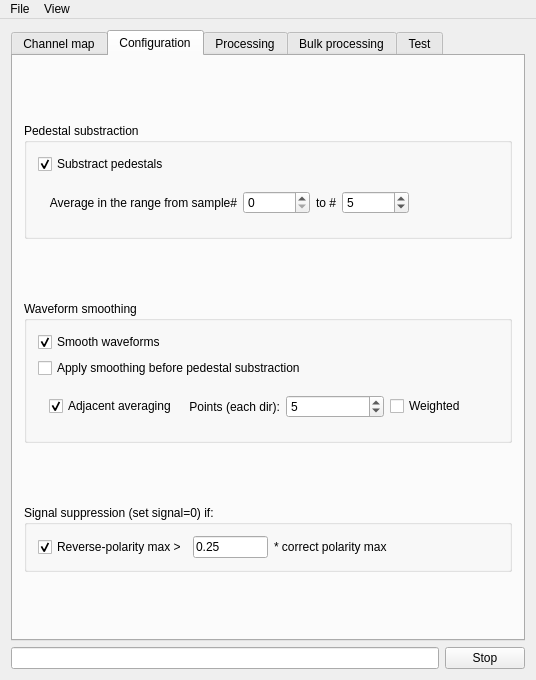
The window that GUI/mainwindow.ui (andrmor/TRB3reader) describes before a commit, drawn with Qt 5.
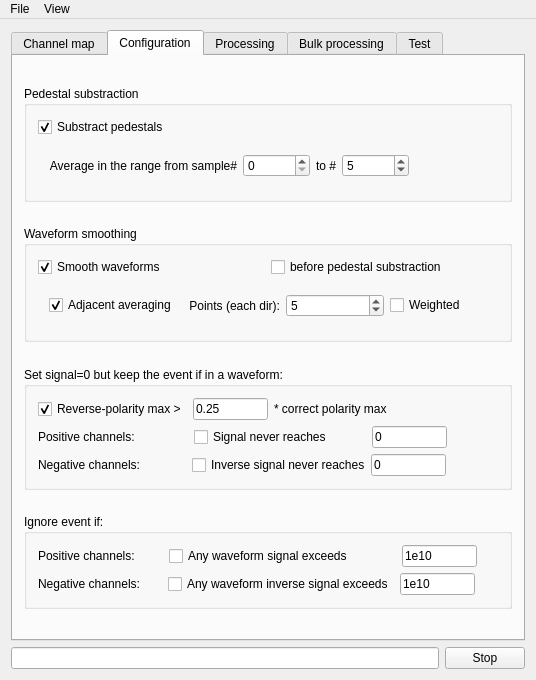
The same window after the commit. The open tabs and pages were chosen to show the change.

The edit to the form file:
```diff
--- a/GUI/mainwindow.ui
+++ b/GUI/mainwindow.ui
@@ -290,7 +290,7 @@
        <attribute name="title">
         <string>Configuration</string>
        </attribute>
-       <layout class="QVBoxLayout" name="verticalLayout_15">
+       <layout class="QVBoxLayout" name="verticalLayout_16">
         <item>
          <spacer name="verticalSpacer_11">
           <property name="orientation">
@@ -404,7 +404,7 @@
          </widget>
         </item>
         <item>
-         <spacer name="verticalSpacer_12">
+         <spacer name="verticalSpacer_13">
           <property name="orientation">
            <enum>Qt::Vertical</enum>
           </property>
@@ -423,24 +423,31 @@
           </property>
           <layout class="QVBoxLayout" name="verticalLayout_8">
            <item>
-            <widget class="QCheckBox" name="cbSmoothWaveforms">
-             <property name="text">
-              <string>Smooth waveforms</string>
+            <layout class="QHBoxLayout" name="horizontalLayout_24">
+             <property name="topMargin">
+              <number>0</number>
              </property>
-             <property name="checked">
-              <bool>true</bool>
-             </property>
-            </widget>
-           </item>
-           <item>
-            <widget class="QCheckBox" name="cbSmoothBeforePedestal">
-             <property name="text">
-              <string>Apply smoothing before pedestal substraction</string>
-             </property>
-             <property name="checked">
-              <bool>false</bool>
-             </property>
-            </widget>
+             <item>
+              <widget class="QCheckBox" name="cbSmoothWaveforms">
+               <property name="text">
+                <string>Smooth waveforms</string>
+               </property>
+               <property name="checked">
+                <bool>true</bool>
+               </property>
+              </widget>
+             </item>
+             <item>
+              <widget class="QCheckBox" name="cbSmoothBeforePedestal">
+               <property name="text">
+                <string>before pedestal substraction</string>
+               </property>
+               <property name="checked">
+                <bool>false</bool>
+               </property>
+              </widget>
+             </item>
+            </layout>
            </item>
            <item>
             <widget class="QFrame" name="frAdjAv">
@@ -514,7 +521,7 @@
          </widget>
         </item>
         <item>
-         <spacer name="verticalSpacer_13">
+         <spacer name="verticalSpacer_12">
           <property name="orientation">
            <enum>Qt::Vertical</enum>
           </property>
@@ -529,7 +536,7 @@
         <item>
          <widget class="QGroupBox" name="gbSignalRejection">
           <property name="title">
-           <string>Signal suppression (set signal=0) if:</string>
+           <string>Set signal=0 but keep the event if in a waveform:</string>
           </property>
           <layout class="QVBoxLayout" name="verticalLayout_7">
            <item>
@@ -552,6 +559,12 @@
                  <verstretch>0</verstretch>
                 </sizepolicy>
                </property>
+               <property name="minimumSize">
+                <size>
+                 <width>75</width>
+                 <height>0</height>
+                </size>
+               </property>
                <property name="maximumSize">
                 <size>
                  <width>75</width>
@@ -585,6 +598,310 @@
              </item>
             </layout>
            </item>
+           <item>
+            <layout class="QHBoxLayout" name="horizontalLayout_10">
+             <property name="spacing">
+              <number>0</number>
+             </property>
+             <item>
+              <widget class="QLabel" name="label_24">
+               <property name="text">
+                <string>Positive channels:  </string>
+               </property>
+              </widget>
+             </item>
+             <item>
+              <spacer name="horizontalSpacer_27">
+               <property name="orientation">
+                <enum>Qt::Horizontal</enum>
+               </property>
+               <property name="sizeHint" stdset="0">
+                <size>
+                 <width>40</width>
+                 <height>20</height>
+                </size>
+               </property>
+              </spacer>
+             </item>
+             <item>
+              <widget class="QCheckBox" name="cbPosThreshold">
+               <property name="sizePolicy">
+                <sizepolicy hsizetype="MinimumExpanding" vsizetype="Fixed">
+                 <horstretch>0</horstretch>
+                 <verstretch>0</verstretch>
+                </sizepolicy>
+               </property>
+               <property name="minimumSize">
+                <size>
+                 <width>0</width>
+                 <height>0</height>
+                </size>
+               </property>
+               <property name="text">
+                <string>Signal never reaches            </string>
+               </property>
+              </widget>
+             </item>
+             <item>
+              <widget class="QLineEdit" name="ledPosThresholdMin">
+               <property name="minimumSize">
+                <size>
+                 <width>75</width>
+                 <height>0</height>
+                </size>
+               </property>
+               <property name="maximumSize">
+                <size>
+                 <width>75</width>
+                 <height>16777215</height>
+                </size>
+               </property>
+               <property name="text">
+                <string>0</string>
+               </property>
+              </widget>
+             </item>
+             <item>
+              <spacer name="horizontalSpacer_29">
+               <property name="orientation">
+                <enum>Qt::Horizontal</enum>
+               </property>
+               <property name="sizeHint" stdset="0">
+                <size>
+                 <width>40</width>
+                 <height>20</height>
+                </size>
+               </property>
+              </spacer>
+             </item>
+            </layout>
+           </item>
+           <item>
+            <layout class="QHBoxLayout" name="horizontalLayout_3">
+             <property name="spacing">
+              <number>0</number>
+             </property>
+             <item>
+              <widget class="QLabel" name="label_25">
+               <property name="text">
+                <string>Negative channels:</string>
+               </property>
+              </widget>
+             </item>
+             <item>
+              <spacer name="horizontalSpacer_28">
+               <property name="orientation">
+                <enum>Qt::Horizontal</enum>
+               </property>
+               <property name="sizeHint" stdset="0">
+                <size>
+                 <width>40</width>
+                 <height>20</height>
+                </size>
+               </property>
+              </spacer>
+             </item>
+             <item>
+              <widget class="QCheckBox" name="cbNegThreshold">
+               <property name="sizePolicy">
+                <sizepolicy hsizetype="MinimumExpanding" vsizetype="Fixed">
+                 <horstretch>0</horstretch>
+                 <verstretch>0</verstretch>
+                </sizepolicy>
+               </property>
+               <property name="minimumSize">
+                <size>
+                 <width>0</width>
+                 <height>0</height>
+                </size>
+               </property>
+               <property name="text">
+                <string>Inverse signal never reaches</string>
+               </property>
+              </widget>
+             </item>
+             <item>
+              <widget class="QLineEdit" name="ledNegThresholdMin">
+               <property name="minimumSize">
+                <size>
+                 <width>75</width>
+                 <height>0</height>
+                </size>
+               </property>
+               <property name="maximumSize">
+                <size>
+                 <width>75</width>
+                 <height>16777215</height>
+                </size>
+               </property>
+               <property name="text">
+                <string>0</string>
+               </property>
+              </widget>
+             </item>
+             <item>
+              <spacer name="horizontalSpacer_30">
+               <property name="orientation">
+                <enum>Qt::Horizontal</enum>
+               </property>
+               <property name="sizeHint" stdset="0">
+                <size>
+                 <width>40</width>
+                 <height>20</height>
+                </size>
+               </property>
+              </spacer>
+             </item>
+            </layout>
+           </item>
+          </layout>
+         </widget>
+        </item>
+        <item>
+         <spacer name="verticalSpacer_18">
+          <property name="orientation">
+           <enum>Qt::Vertical</enum>
+          </property>
+          <property name="sizeHint" stdset="0">
+           <size>
+            <width>20</width>
+            <height>40</height>
+           </size>
+          </property>
+         </spacer>
+        </item>
+        <item>
+         <widget class="QGroupBox" name="groupBox">
+          <property name="title">
+           <string>Ignore event if:</string>
+          </property>
+          <layout class="QVBoxLayout" name="verticalLayout_15">
+           <item>
+            <layout class="QHBoxLayout" name="horizontalLayout_11">
+             <item>
+              <widget class="QLabel" name="label_28">
+               <property name="text">
+                <string>Positive channels:  </string>
+               </property>
+              </widget>
+             </item>
+             <item>
+              <spacer name="horizontalSpacer_31">
+               <property name="orientation">
+                <enum>Qt::Horizontal</enum>
+               </property>
+               <property name="sizeHint" stdset="0">
+                <size>
+                 <width>40</width>
+                 <height>20</height>
+                </size>
+               </property>
+              </spacer>
+             </item>
+             <item>
+              <widget class="QCheckBox" name="cbIgnorePosThreshold">
+               <property name="text">
+                <string>Any waveform signal exceeds             </string>
+               </property>
+              </widget>
+             </item>
+             <item>
+              <widget class="QLineEdit" name="ledPosIgnoreMax">
+               <property name="minimumSize">
+                <size>
+                 <width>75</width>
+                 <height>0</height>
+                </size>
+               </property>
+               <property name="maximumSize">
+                <size>
+                 <width>75</width>
+                 <height>16777215</height>
+                </size>
+               </property>
+               <property name="text">
+                <string>1e10</string>
+               </property>
+              </widget>
+             </item>
+             <item>
+              <spacer name="horizontalSpacer_32">
+               <property name="orientation">
+                <enum>Qt::Horizontal</enum>
+               </property>
+               <property name="sizeHint" stdset="0">
+                <size>
+                 <width>40</width>
+                 <height>20</height>
+                </size>
+               </property>
+              </spacer>
+             </item>
+            </layout>
+           </item>
+           <item>
+            <layout class="QHBoxLayout" name="horizontalLayout_14">
+             <item>
+              <widget class="QLabel" name="label_29">
+               <property name="text">
+                <string>Negative channels:</string>
+               </property>
+              </widget>
+             </item>
+             <item>
+              <spacer name="horizontalSpacer_33">
+               <property name="orientation">
+                <enum>Qt::Horizontal</enum>
+               </property>
+               <property name="sizeHint" stdset="0">
+                <size>
+                 <width>40</width>
+                 <height>20</height>
+                </size>
+               </property>
+              </spacer>
+             </item>
+             <item>
+              <widget class="QCheckBox" name="cbIgnoreNegThreshold">
+               <property name="text">
+                <string>Any waveform inverse signal exceeds</string>
+               </property>
+              </widget>
+             </item>
+             <item>
+              <widget class="QLineEdit" name="ledNegIgnoreMax">
+               <property name="minimumSize">
+                <size>
+                 <width>75</width>
+                 <height>0</height>
+                </size>
+               </property>
+               <property name="maximumSize">
+                <size>
+                 <width>75</width>
+                 <height>16777215</height>
+                </size>
+               </property>
+               <property name="text">
+                <string>1e10</string>
+               </property>
+              </widget>
+             </item>
+             <item>
+              <spacer name="horizontalSpacer_34">
+               <property name="orientation">
+                <enum>Qt::Horizontal</enum>
+               </property>
+               <property name="sizeHint" stdset="0">
+                <size>
+                 <width>40</width>
+                 <height>20</height>
+                </size>
+               </property>
+              </spacer>
+             </item>
+            </layout>
+           </item>
           </layout>
          </widget>
         </item>
```
Left out of the diff: 130 changed lines with no effect on the pictures.
